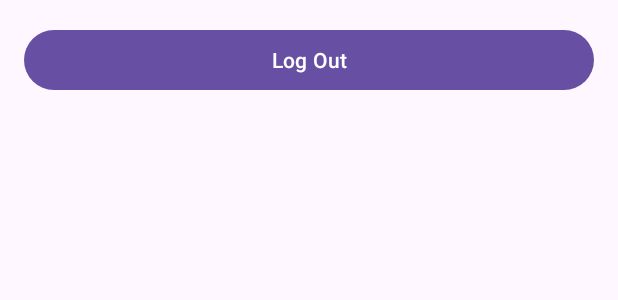
After one commit to kiruha17/B07-Project, an Android app: the layout logout_fragment.xml on its own in the app's theme, with its tools: preview values and no code run, on a phone screen of 412 x 824 dp. The commit adds this screen. Shown: the top 300 px of the screen. Run offline under Robolectric (Android 15) with nearby library versions, the phone set to English and light mode, and no system bars.

Commit message:
created LoginActivity and LogoutFragment

```diff
--- /dev/null
+++ b/app/src/main/res/layout/logout_fragment.xml
@@ -0,0 +1,15 @@
+<?xml version="1.0" encoding="utf-8"?>
+<LinearLayout xmlns:android="http://schemas.android.com/apk/res/android"
+    android:layout_width="match_parent"
+    android:layout_height="match_parent"
+    android:orientation="vertical"
+    android:padding="16dp">
+
+    <!-- ログアウトボタン -->
+    <Button
+        android:id="@+id/logout_button"
+        android:layout_width="match_parent"
+        android:layout_height="wrap_content"
+        android:text="Log Out" />
+
+</LinearLayout>
--- a/app/src/main/res/values/strings.xml
+++ b/app/src/main/res/values/strings.xml
@@ -10,6 +10,10 @@
     <string name="spinner">Spinner</string>
     <string name="manage_items">Manage Items</string>
 
+    <string name="email">Email</string>
+    <string name="password">Password</string>
+    <string name="login">Login</string>
+
     <string-array name="categories_array">
         <item>Books</item>
         <item>Movies</item>
--- a/gradle/libs.versions.toml
+++ b/gradle/libs.versions.toml
@@ -1,6 +1,7 @@
 [versions]
 agp = "8.4.1"
 firebaseBom = "33.5.1"
+firebaseBomVersion = "33.4.0"
 junit = "4.13.2"
 junitVersion = "1.1.5"
 espressoCore = "3.5.1"
@@ -12,7 +13,9 @@ googleGmsGoogleServices = "4.4.2"
 firebaseDatabase = "21.0.0"
 
 [libraries]
+firebase-auth = { module = "com.google.firebase:firebase-auth" }
 firebase-bom = { module = "com.google.firebase:firebase-bom", version.ref = "firebaseBom" }
+firebase-bom-v3340 = { module = "com.google.firebase:firebase-bom", version.ref = "firebaseBomVersion" }
 google-firebase-database = { module = "com.google.firebase:firebase-database" }
 junit = { group = "junit", name = "junit", version.ref = "junit" }
 ext-junit = { group = "androidx.test.ext", name = "junit", version.ref = "junitVersion" }
```
Also changed, not shown: app/build.gradle.kts (+7 -0 lines), 2 other files.
